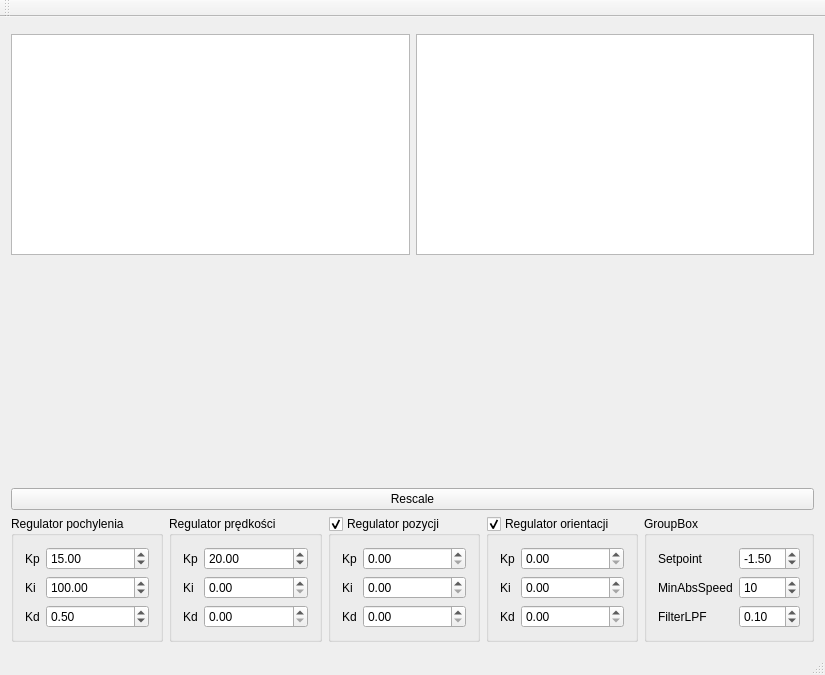
Qt form mainwindow.ui (Neuro111/balansBotGUI) before a commit.
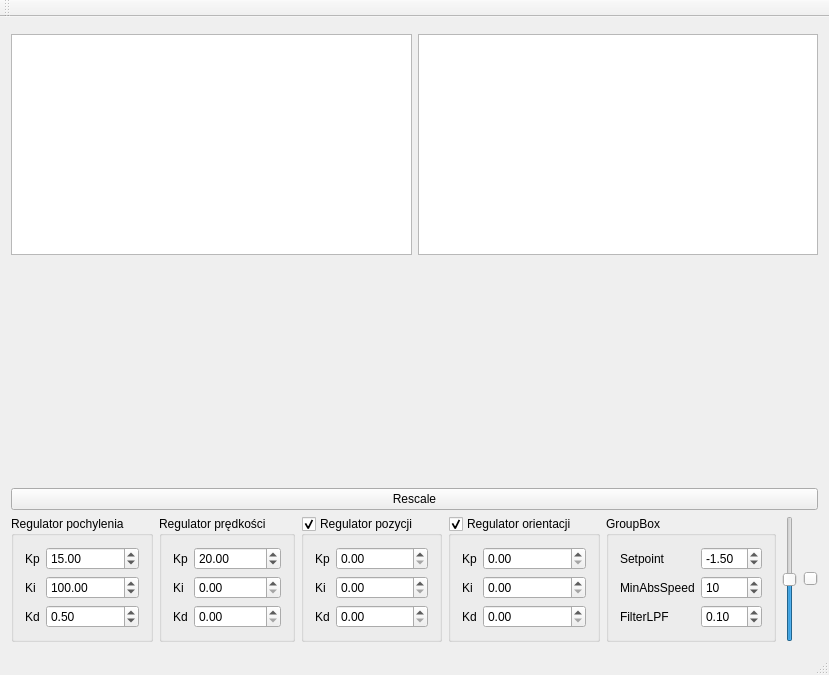
The same form after that commit. Custom widgets are drawn as their Qt base class.

What changed in the file:
```diff
--- a/mainwindow.ui
+++ b/mainwindow.ui
@@ -341,8 +341,47 @@
           </layout>
          </item>
         </layout>
-        <zorder>formLayoutWidget</zorder>
-        <zorder>formLayoutWidget</zorder>
+       </widget>
+      </item>
+      <item>
+       <widget class="QSlider" name="speedSlider">
+        <property name="sizePolicy">
+         <sizepolicy hsizetype="Fixed" vsizetype="Preferred">
+          <horstretch>0</horstretch>
+          <verstretch>0</verstretch>
+         </sizepolicy>
+        </property>
+        <property name="minimum">
+         <number>-100</number>
+        </property>
+        <property name="maximum">
+         <number>100</number>
+        </property>
+        <property name="orientation">
+         <enum>Qt::Vertical</enum>
+        </property>
+        <property name="invertedAppearance">
+         <bool>false</bool>
+        </property>
+       </widget>
+      </item>
+      <item>
+       <widget class="QSlider" name="turnSlider">
+        <property name="sizePolicy">
+         <sizepolicy hsizetype="Preferred" vsizetype="Fixed">
+          <horstretch>0</horstretch>
+          <verstretch>0</verstretch>
+         </sizepolicy>
+        </property>
+        <property name="minimum">
+         <number>-100</number>
+        </property>
+        <property name="maximum">
+         <number>100</number>
+        </property>
+        <property name="orientation">
+         <enum>Qt::Horizontal</enum>
+        </property>
        </widget>
       </item>
      </layout>
```
